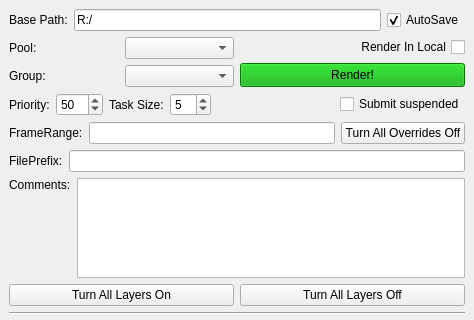
Qt form render/renderManager/renderManager.ui (skarone/PipeL) before a commit; both pictures show x 0 to 474 and y 0 to 320 of the 474 by 779 pixel window.
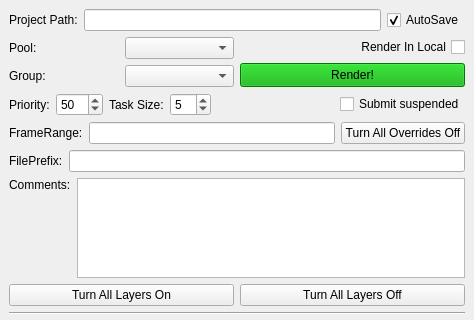
The same form after that commit.

Commit message: added project path to render manager, and fix isOlderThan function in file.py

The edit to the form file:
```diff
--- a/render/renderManager/renderManager.ui
+++ b/render/renderManager/renderManager.ui
@@ -20,14 +20,14 @@
       <item>
        <widget class="QLabel" name="label_9">
         <property name="text">
-         <string>Base Path:</string>
+         <string>Project Path:</string>
         </property>
        </widget>
       </item>
       <item>
        <widget class="QLineEdit" name="basePath_le">
         <property name="text">
-         <string>R:/</string>
+         <string/>
         </property>
        </widget>
       </item>
```
Left out of the diff: 2 changed lines with no effect on the pictures. The commit also changes 6 other files.
